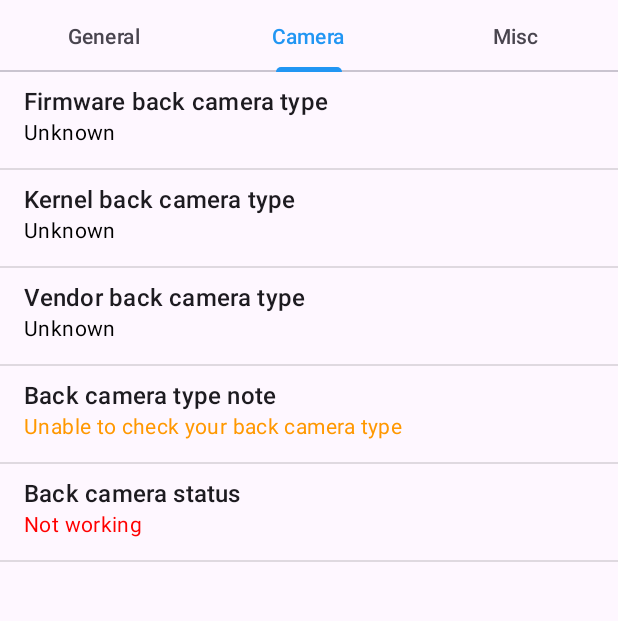
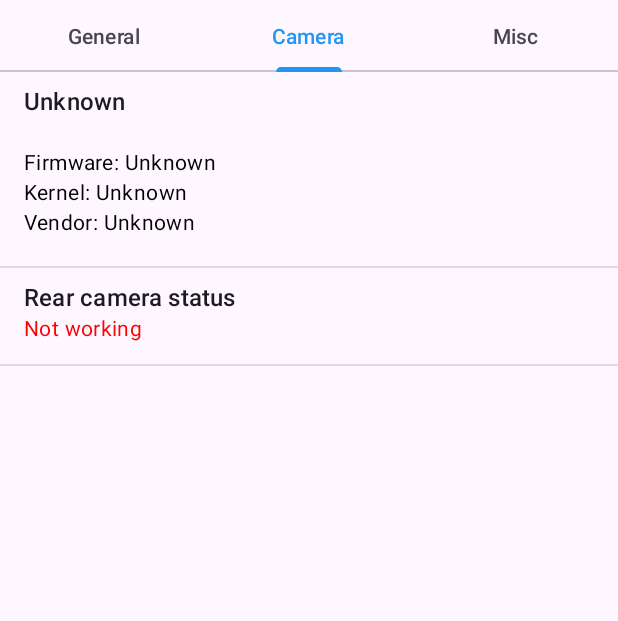
Before and after one commit to prototype74/NeoInfo, an Android app: the screen it shows after launch (MainActivity), tab 2 chosen, on a phone screen of 412 x 824 dp, the part 96-717 px from its top. Run offline under Robolectric (Android 15) with nearby library versions, the phone set to English and light mode, and no system bars.

Commit message:
Reworked camera detection and information

```diff
--- a/app/src/main/java/de/prototype74/neoinfo/fragments/CameraFragment.java
+++ b/app/src/main/java/de/prototype74/neoinfo/fragments/CameraFragment.java
@@ -16,63 +16,54 @@ public class CameraFragment extends MainFragment {
 
     @Override
     protected void initContentsToList(View view, List<HashMap<String, String>> contents) {
-        String subText;
-        String green_color = String.valueOf(getResources().getColor(R.color.green));
-        String orange_color = String.valueOf(getResources().getColor(R.color.orange));
-        String red_color = String.valueOf(getResources().getColor(R.color.red));
-        int status; // 0=Okay, 1=Warning, 2=Critical
-        String color; // Okay=GREEN/PLAIN, Warning=ORANGE, Critical=RED
-        String unknown = getString(R.string.unknown);
         SharedPreferences prefs = PreferenceManager.getDefaultSharedPreferences(getContext());
         boolean advance_info = prefs.getBoolean("display_advance_info", false);
+        String cameraSensorInfo = "";
+        String unknown = getString(R.string.unknown);
+        String text = Utils.getBackCameraTypeByFirmware();
 
-        subText = Utils.getBackCameraTypeByFirmware();
-        if (subText == null)
-            subText = unknown;
-        addNewContent(contents, getString(R.string.fw_back_type), subText, null);
+        cameraSensorInfo += String.format(
+                "\n%s: %s\n", getString(R.string.fw_rear_camera),
+                text != null ? text : unknown);
 
-        subText = Utils.getCameraTypeByKernel(false);
-        if (subText == null)
-            subText = unknown;
-        addNewContent(contents, getString(R.string.kernel_back_type), subText, null);
+        text = Utils.getCameraTypeByKernel(false);
+        cameraSensorInfo += String.format(
+                "%s: %s\n", getString(R.string.kernel_rear_camera),
+                text != null ? text : unknown);
 
-        subText = Utils.getBackCameraTypeByVendor();
-        if (subText == null)
-            subText = unknown;
-        addNewContent(contents, getString(R.string.vendor_back_type), subText, null);
-
-        status = Utils.getBackCameraTypeResult();
-        color = orange_color;
-        if (status == 0) {
-            subText = getString(R.string.cam_result_okay);
-            color = green_color;
-        } else if (status == 1) {
-            subText = getString(R.string.cam_result_fail_kernel_match);
-        } else if (status == 2) {
-            subText = getString(R.string.cam_result_fail_fw_match);
-        } else {
-            subText = getString(R.string.cam_result_fail);
-        }
-        addNewContent(contents, getString(R.string.rear_camera_note), subText, color);
-
-        status = CameraUtils.getBackCameraStatus(view.getContext());
-        if (status == 0) {
-            subText = getString(R.string.cam_status_okay);
-            color = green_color;
-        } else if (status == 1) {
-            subText = getString(R.string.cam_status_warn);
-            color = orange_color;
-        } else {
-            subText = getString(R.string.cam_status_fail);
-            color = red_color;
-        }
-        addNewContent(contents, getString(R.string.rear_camera_status), subText, color);
+        text = Utils.getBackCameraTypeByVendor();
+        cameraSensorInfo += String.format(
+                "%s: %s\n",getString(R.string.vendor_rear_camera),
+                text != null ? text : unknown);
 
         if (advance_info) {
-            subText = Utils.getCameraTypeByKernel(true);
-            if (subText == null)
-                subText = unknown;
-            addNewContent(contents, getString(R.string.kernel_front_type), subText, null);
+            text = Utils.getCameraTypeByKernel(true);
+            cameraSensorInfo += String.format(
+                    "%s: %s\n", getString(R.string.kernel_front_camera),
+                    text != null ? text : unknown);
         }
+
+        int result = Utils.getBackCameraTypeResult(view.getContext());
+        text = unknown;
+        if (result == 0)
+            text = getString(R.string.rear_samsung_sensor);
+        else if (result == 1)
+            text = getString(R.string.rear_sony_sensor);
+        else if (result == 2)
+            text = getString(R.string.rear_mixed_sensors);
+        addNewContent(contents, text, cameraSensorInfo, null);
+
+        result = CameraUtils.getBackCameraStatus(view.getContext());
+        text = getString(R.string.cam_status_fail);
+        // Okay=GREEN/PLAIN, Warning=ORANGE, Critical=RED
+        String color = String.valueOf(getResources().getColor(R.color.red));
+        if (result == 0) {
+            text = getString(R.string.cam_status_okay);
+            color = String.valueOf(getResources().getColor(R.color.green));
+        } else if (result == 1) {
+            text = getString(R.string.cam_status_warn);
+            color = String.valueOf(getResources().getColor(R.color.orange));
+        }
+        addNewContent(contents, getString(R.string.rear_camera_status), text, color);
     }
 }
--- a/app/src/main/java/de/prototype74/neoinfo/utils/Utils.java
+++ b/app/src/main/java/de/prototype74/neoinfo/utils/Utils.java
@@ -10,7 +10,6 @@ import androidx.preference.PreferenceManager;
 
 import java.io.BufferedReader;
 import java.io.File;
-import java.io.FilenameFilter;
 import java.io.InputStreamReader;
 
 public class Utils {
@@ -150,19 +149,11 @@ public class Utils {
      */
     private static boolean vendorBlobsExist(String prefix) {
         File lib_dir = new File(lib_path);
-        File[] lib_files = lib_dir.listFiles(new FilenameFilter() {
-            @Override
-            public boolean accept(File dir, String name) {
-                return name.startsWith(prefix) && name.endsWith(".so");
-            }
-        });
+        File[] lib_files = lib_dir.listFiles(
+                (dir, name) -> name.startsWith(prefix) && name.endsWith(".so"));
         File vendor_dir = new File(vendor_path);
-        File[] vendor_files = vendor_dir.listFiles(new FilenameFilter() {
-            @Override
-            public boolean accept(File dir, String name) {
-                return name.startsWith(prefix) && name.endsWith(".so");
-            }
-        });
+        File[] vendor_files = vendor_dir.listFiles(
+                (dir, name) -> name.startsWith(prefix) && name.endsWith(".so"));
         if (lib_files != null && vendor_files != null) {
             return lib_files.length > 0 && vendor_files.length > 0;
         }
@@ -188,31 +179,39 @@ public class Utils {
     }
 
     /**
-     * This method compares the result from all 3 reported camera types methods
-     * (getBackCameraTypeByFirmware(), getCameraTypeByKernel(), getBackCameraTypeByVendor())
+     * Try to figure out the built-in rear camera sensor type
      *
-     * @return -1=unable to check, 0=okay, 1=kernel type doesn't match, 2=fw and vendor types don't
-     * match
+     * @param context Context from an app activity
+     * @return -1=unable to check, 0=Samsung Sensor, 1=Sony Sensor, 2=Mixed Sensors
      */
-    public static int getBackCameraTypeResult() {
-        String fw_type = getBackCameraTypeByFirmware();
-        String k_type = getCameraTypeByKernel(false);
+    public static int getBackCameraTypeResult(Context context) {
+        String fw_type;
         String v_type = getBackCameraTypeByVendor();
+        int cam_status;
 
-        if (fw_type == null || v_type == null || v_type.equals(SAMSUNG_AND_SONY_CAMERA))
+        if (v_type == null)
             return -1;
 
-        if (k_type == null) {
-            if (fw_type.equals(v_type))
+        if (v_type.equals(SAMSUNG_AND_SONY_CAMERA))
+            return 2;
+
+        cam_status = CameraUtils.getBackCameraStatus(context);
+        if (cam_status >= 0) {
+            if (v_type.equals(SAMSUNG_CAMERA))
                 return 0;
-        } else {
-            if (fw_type.equals(v_type) && v_type.equals(k_type)) {
+            else if (v_type.equals(SONY_CAMERA))
+                return 1;
+        }
+
+        fw_type = getBackCameraTypeByFirmware();
+        if (fw_type != null) {
+            if (fw_type.equals(SAMSUNG_CAMERA))
                 return 0;
-            } else if (fw_type.equals(v_type)) {
+            else if (fw_type.equals(SONY_CAMERA))
                 return 1;
-            }
         }
-        return 2;
+
+        return -1;
     }
 
     /**
--- a/app/src/main/res/values/strings.xml
+++ b/app/src/main/res/values/strings.xml
@@ -18,19 +18,17 @@
     <string name="build_number">Build number</string>
 
     <!-- Camera tab -->
-    <string name="fw_back_type">Firmware back camera type</string>
-    <string name="kernel_back_type">Kernel back camera type</string>
-    <string name="vendor_back_type">Vendor back camera type</string>
-    <string name="rear_camera_note">Back camera type note</string>
-    <string name="rear_camera_status">Back camera status</string>
-    <string name="cam_result_okay">Your back camera types are okay</string>
-    <string name="cam_result_fail">Unable to check your back camera type</string>
-    <string name="cam_result_fail_fw_match">Your back camera firmware type does not match the vendor type</string>
-    <string name="cam_result_fail_kernel_match">Your back camera kernel type does not match the others but it should not affect the camera functionality</string>
+    <string name="rear_samsung_sensor">Samsung Sensor</string>
+    <string name="rear_sony_sensor">Sony Sensor</string>
+    <string name="rear_mixed_sensors">Mixed Sensors</string>
+    <string name="fw_rear_camera">Firmware</string>
+    <string name="kernel_rear_camera">Kernel</string>
+    <string name="vendor_rear_camera">Vendor</string>
+    <string name="kernel_front_camera">Kernel (front)</string>
+    <string name="rear_camera_status">Rear camera status</string>
     <string name="cam_status_okay">Working</string>
     <string name="cam_status_warn">Vendor initialized but sensor may not work</string>
     <string name="cam_status_fail">Not working</string>
-    <string name="kernel_front_type">Kernel front camera type</string>
 
     <!-- Misc tab -->
     <string name="charger_driver">Battery/Charger driver</string>
```
